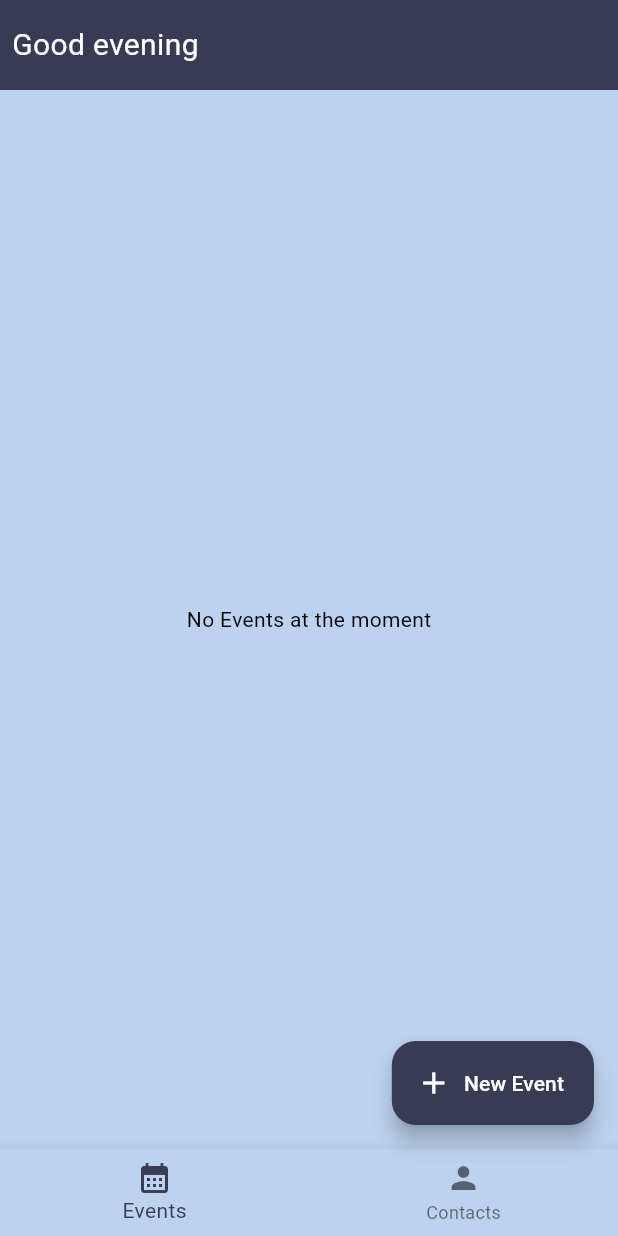
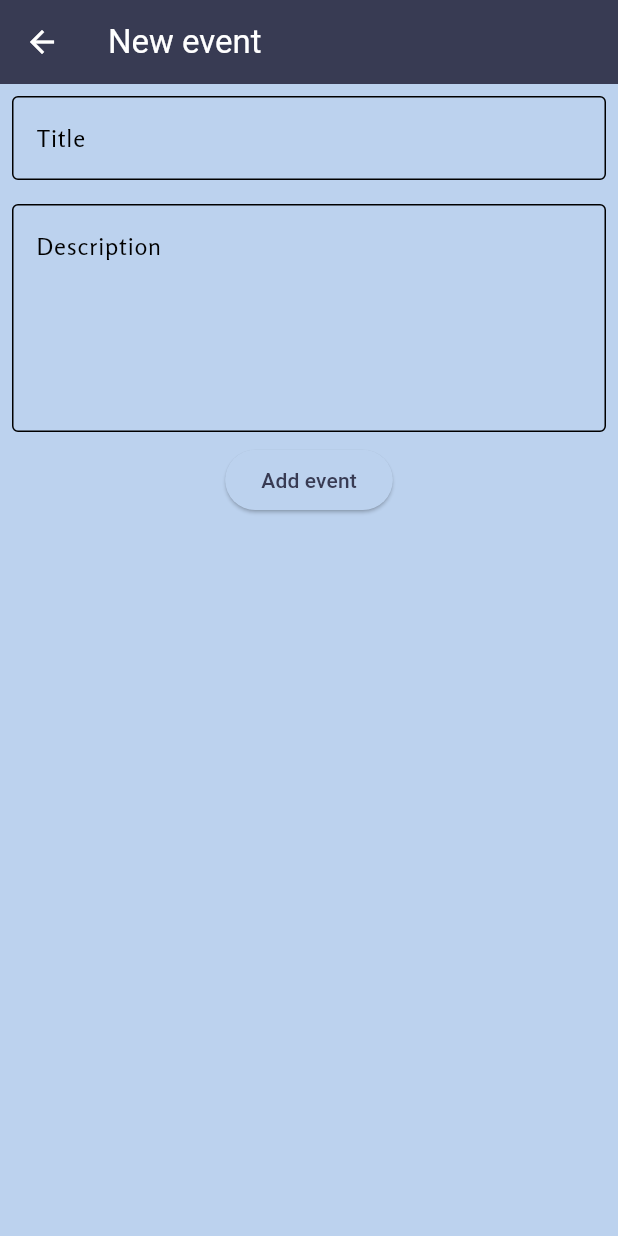
Before and after one commit to amadoug2g/forever-calendar, a Flutter app: the screen it shows after launch, after a tap on "New Event", on a phone screen of 412 x 824 dp. Run offline on Flutter 3.47's test engine with Material 3 defaults, Android fonts, the phone set to English and light mode, and no system bars; Roboto replaces fonts that are missing (PlanquinDark).

Commit message:
Fixing models & adding new screens (add event/contact)

```diff
--- a/lib/main.dart
+++ b/lib/main.dart
@@ -1,4 +1,6 @@
 import 'package:flutter/material.dart';
+import 'package:forever_calendar/src/features/contact/presentation/new_contact_screen.dart';
+import 'package:forever_calendar/src/features/event/presentation/new_event_screen.dart';
 import 'package:forever_calendar/src/features/home_screen.dart';
 import 'package:forever_calendar/src/utils/ui_library/styles/theme.dart';
 
@@ -12,6 +14,11 @@ class ForeverCalendarApp extends StatelessWidget {
     return MaterialApp(
       title: 'The Forever Calendar',
       theme: mainAppTheme,
+      initialRoute: "/",
+      routes: {
+        "/newContact": (context) => const NewContactScreen(),
+        "/newEvent": (context) => const NewEventScreen(),
+      },
       debugShowCheckedModeBanner: false,
       home: const SafeArea(child: HomeScreen()),
     );
--- a/lib/src/features/contact/domain/contact.dart
+++ b/lib/src/features/contact/domain/contact.dart
@@ -5,20 +5,19 @@ class Contact {
     required this.id,
     required this.firstName,
     required this.lastName,
-    required this.notes,
-    required this.groups,
-    required this.createdTime,
-  });
+    this.notes = const [],
+    this.groups = const [],
+  }) : createdTime = DateTime.now();
 
-  String id;
-  String firstName;
-  String lastName;
-  List<Note> notes = const [];
-  List<Group> groups = const [];
-  DateTime createdTime;
+  final String id;
+  final String firstName;
+  final String lastName;
+  List<Note> notes;
+  List<Group> groups;
+  final DateTime createdTime;
 
   @override
-  String toString() => 'Contact: $firstName $lastName';
+  String toString() => '$firstName $lastName';
 }
 
 class Group {
@@ -28,7 +27,7 @@ class Group {
     required this.description,
   });
 
-  String id;
+  final String id;
   String name;
   String description;
 }
--- a/lib/src/features/event/domain/event.dart
+++ b/lib/src/features/event/domain/event.dart
@@ -5,15 +5,16 @@ class Event {
     required this.id,
     required this.title,
     required this.description,
-    required this.participantID,
-    required this.tags,
-    required this.createdTime,
-  });
+    required this.eventDate,
+    this.participantID = const [],
+    this.tags = const [],
+  }) : createdTime = DateTime.now();
 
-  String id;
-  String title;
-  String description;
-  List<String> participantID = const [];
-  List<Tag> tags = const [];
+  final String id;
+  final String title;
+  final String description;
+  DateTime eventDate;
+  List<String> participantID;
+  List<Tag> tags;
   DateTime createdTime;
 }
--- /dev/null
+++ b/lib/src/features/event/presentation/new_event_screen.dart
@@ -0,0 +1,43 @@
+import 'package:flutter/material.dart';
+import 'package:forever_calendar/src/utils/ui_library/widgets/texts/custom_input_field.dart';
+
+class NewEventScreen extends StatelessWidget {
+  const NewEventScreen({super.key});
+
+  @override
+  Widget build(BuildContext context) {
+    final TextEditingController firstNameController = TextEditingController();
+    final TextEditingController lastNameController = TextEditingController();
+
+    return Scaffold(
+      appBar: AppBar(
+        title: const Text("New event"),
+        backgroundColor: Theme.of(context).primaryColor,
+        foregroundColor: Colors.white,
+      ),
+      body: Column(
+        children: [
+          Column(
+            children: [
+              CustomInputField(
+                labelText: "Title",
+                controller: firstNameController,
+              ),
+              CustomInputField(
+                labelText: "Description",
+                controller: lastNameController,
+                hasMultiLine: true,
+              ),
+            ],
+          ),
+          ElevatedButton(
+            onPressed: () {},
+            child: const Text(
+              "Add event",
+            ),
+          ),
+        ],
+      ),
+    );
+  }
+}
--- a/lib/src/features/home_screen.dart
+++ b/lib/src/features/home_screen.dart
@@ -1,4 +1,6 @@
 import 'package:flutter/material.dart';
+import 'package:forever_calendar/src/features/contact/domain/contact.dart';
+import 'package:forever_calendar/src/features/event/domain/event.dart';
 import 'package:forever_calendar/src/utils/ui_library/styles/colors.dart';
 import 'package:forever_calendar/src/utils/ui_library/widgets/lists/main_list.dart';
 import 'package:forever_calendar/src/utils/ui_library/widgets/texts/text.dart';
@@ -22,6 +24,7 @@ class _HomeScreenState extends State<HomeScreen> {
       label: "Contacts",
     ),
   ];
+
   List<String> eventList = [];
   List<String> contactList = [];
 
@@ -30,10 +33,33 @@ class _HomeScreenState extends State<HomeScreen> {
     1: "New Contact",
   };
 
-  final Map<int, VoidCallback> fabActions = {
-    0: () => debugPrint("from EVENT"),
-    1: () => debugPrint("from CONTACT"),
-  };
+  final List<Contact> contacts = [
+    Contact(
+      id: "C1",
+      firstName: "John",
+      lastName: "Doe",
+    ),
+    Contact(
+      id: "C2",
+      firstName: "Janet",
+      lastName: "Jackson",
+    ),
+  ];
+
+  final List<Event> events = [
+    Event(
+      id: "E1",
+      title: "Meeting",
+      description: "Nothing important :)",
+      eventDate: DateTime(2024, 12, 25),
+    ),
+    Event(
+      id: "E2",
+      title: "Birthday",
+      description: "Special day indeed",
+      eventDate: DateTime(1997, 3, 11),
+    ),
+  ];
 
   Widget pickView() {
     if (currentIndex == 0) {
@@ -53,6 +79,11 @@ class _HomeScreenState extends State<HomeScreen> {
 
   @override
   Widget build(BuildContext context) {
+    final Map<int, VoidCallback> fabActions = {
+      0: () => Navigator.pushNamed(context, '/newEvent'),
+      1: () => Navigator.pushNamed(context, '/newContact'),
+    };
+
     return Scaffold(
       body: Column(
         children: [
--- /dev/null
+++ b/lib/src/utils/ui_library/widgets/texts/custom_input_field.dart
@@ -0,0 +1,33 @@
+import 'package:flutter/material.dart';
+
+class CustomInputField extends StatelessWidget {
+  const CustomInputField({
+    required this.labelText,
+    required this.controller,
+    this.hasMultiLine = false,
+    this.keyboardType = TextInputType.text,
+    super.key,
+  });
+
+  final String labelText;
+  final TextEditingController controller;
+  final bool hasMultiLine;
+  final TextInputType keyboardType;
+
+  @override
+  Widget build(BuildContext context) {
+    return Padding(
+      padding: const EdgeInsets.all(8),
+      child: TextField(
+        controller: controller,
+        keyboardType: keyboardType,
+        maxLines: hasMultiLine ? 5 : 1,
+        decoration: InputDecoration(
+          labelText: labelText,
+          alignLabelWithHint: true,
+          border: const OutlineInputBorder(),
+        ),
+      ),
+    );
+  }
+}
```
Also changed, not shown: lib/src/features/contact/presentation/contact_screen.dart (deleted, +0 -42 lines), lib/src/features/contact/presentation/new_contact_screen.dart (added, +47 -0 lines), lib/src/features/event/presentation/event_screen.dart (deleted, +0 -42 lines), lib/src/utils/ui_library/widgets/lists/main_list.dart (+53 -0 lines), 4 other files.
